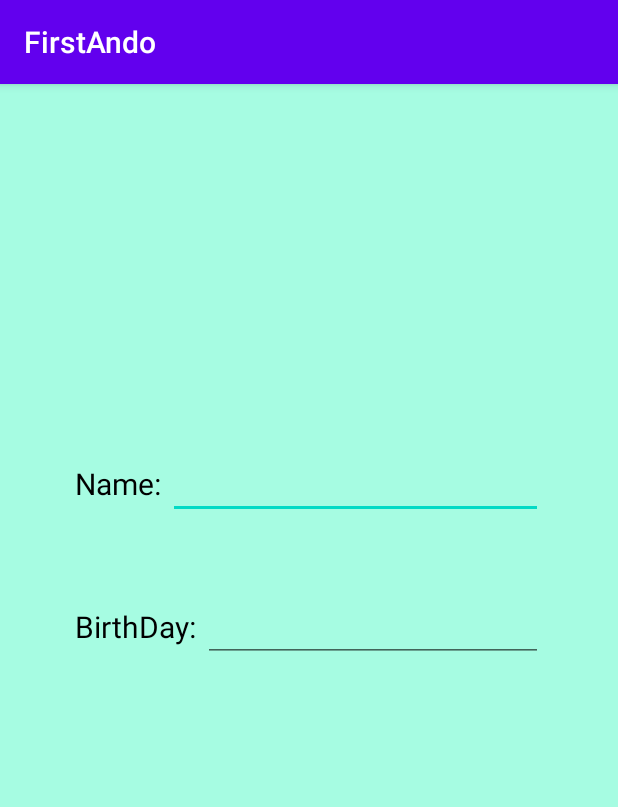
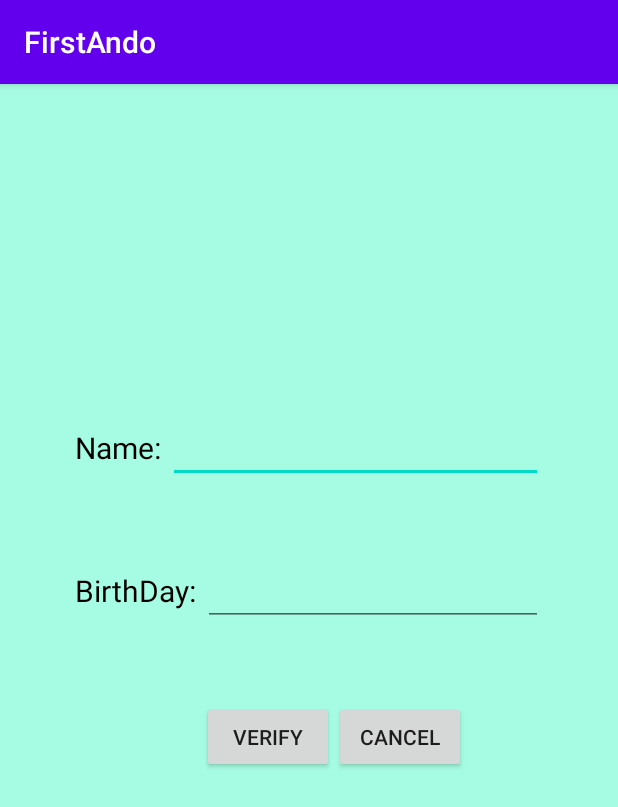
Before and after one commit to CHAKFI/FirstAndo, an Android app: the screen it shows after launch (MainActivity), on a phone screen of 412 x 824 dp. Shown: the top 807 px of the screen. Run offline under Robolectric (Android 15) with nearby library versions, the phone set to English and light mode, and no system bars.

Commit message:
Add and setup buttons (Verify & Cancel)

```diff
--- a/app/src/main/res/layout/activity_main.xml
+++ b/app/src/main/res/layout/activity_main.xml
@@ -57,7 +57,19 @@
         android:layout_width="match_parent"
         android:layout_height="wrap_content"
         android:orientation="horizontal"
+        android:layout_marginLeft="90sp"
         >
+        <Button
+            android:layout_width="wrap_content"
+            android:layout_height="wrap_content"
+            android:text="Verify"
+            />
+        <Button
+            android:layout_width="wrap_content"
+            android:layout_height="wrap_content"
+            android:text="Cancel"
+
+            />
     </LinearLayout>
 
     <LinearLayout
```
